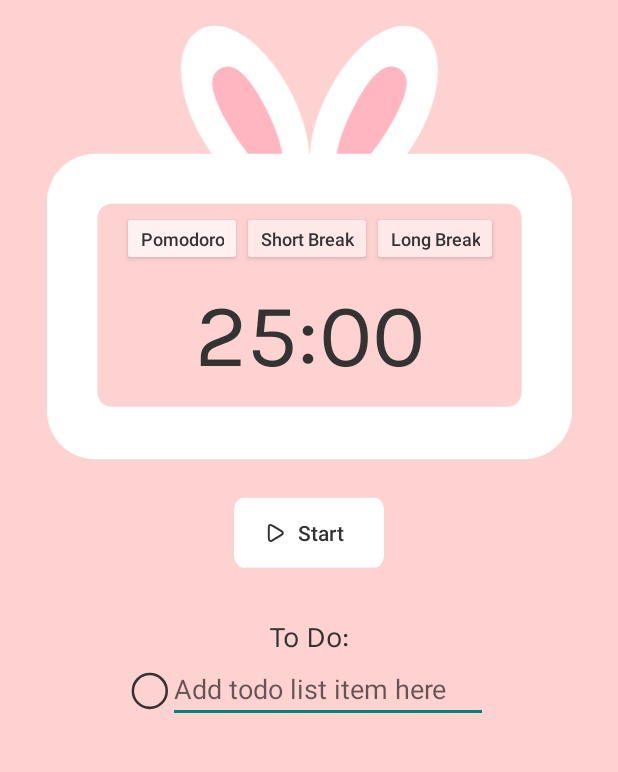
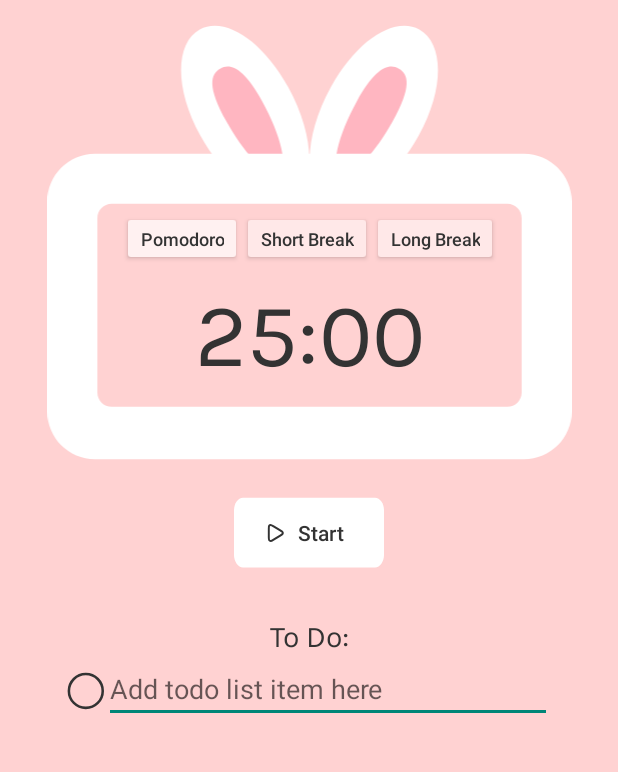
Before and after one commit to ayishamiara/PomoPet-App, an Android app: the screen it shows after launch (MainActivity), on a phone screen of 412 x 824 dp, the part 186-958 px from its top. Run offline under Robolectric (Android 15) with nearby library versions, the light colour scheme and no system bars.

Commit message:
made todo list line longer

```diff
--- a/app/src/main/res/layout/item_todo.xml
+++ b/app/src/main/res/layout/item_todo.xml
@@ -17,7 +17,9 @@
         android:id="@+id/todoItemET"
         android:layout_width="wrap_content"
         android:layout_height="wrap_content"
-        android:ems="10"
-        android:inputType="text" />
+        android:ems="14"
+        android:inputType="text"
+        android:textColorHighlight="#333333"
+        android:textColorLink="#333333" />
 
 </LinearLayout>
```
